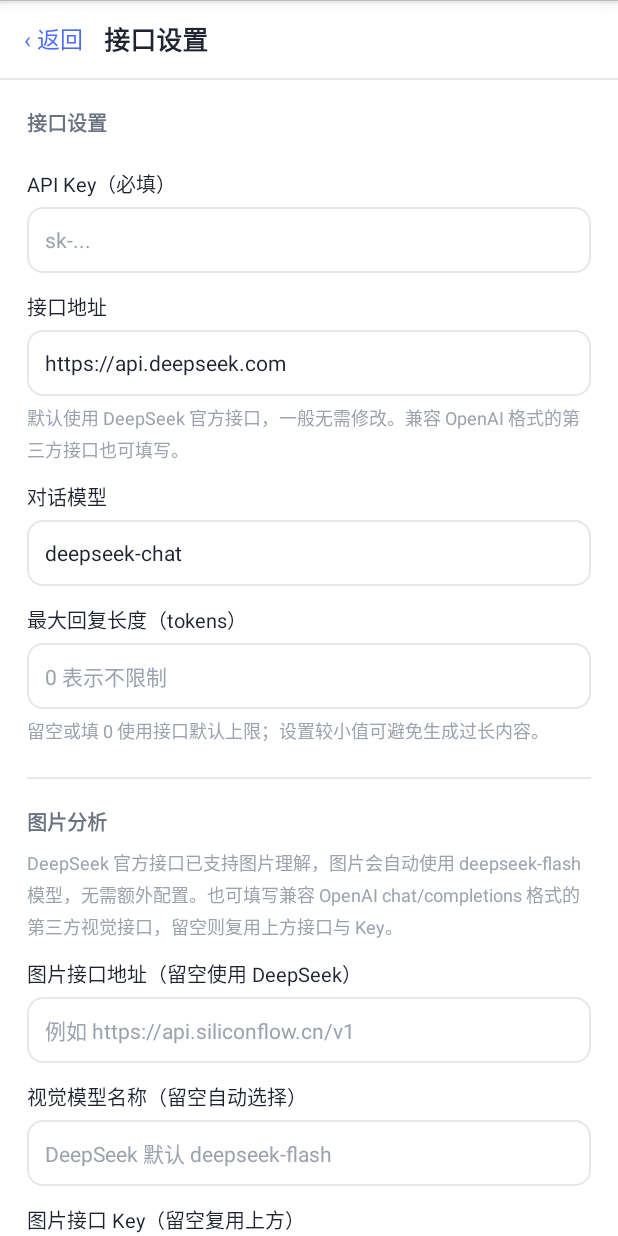
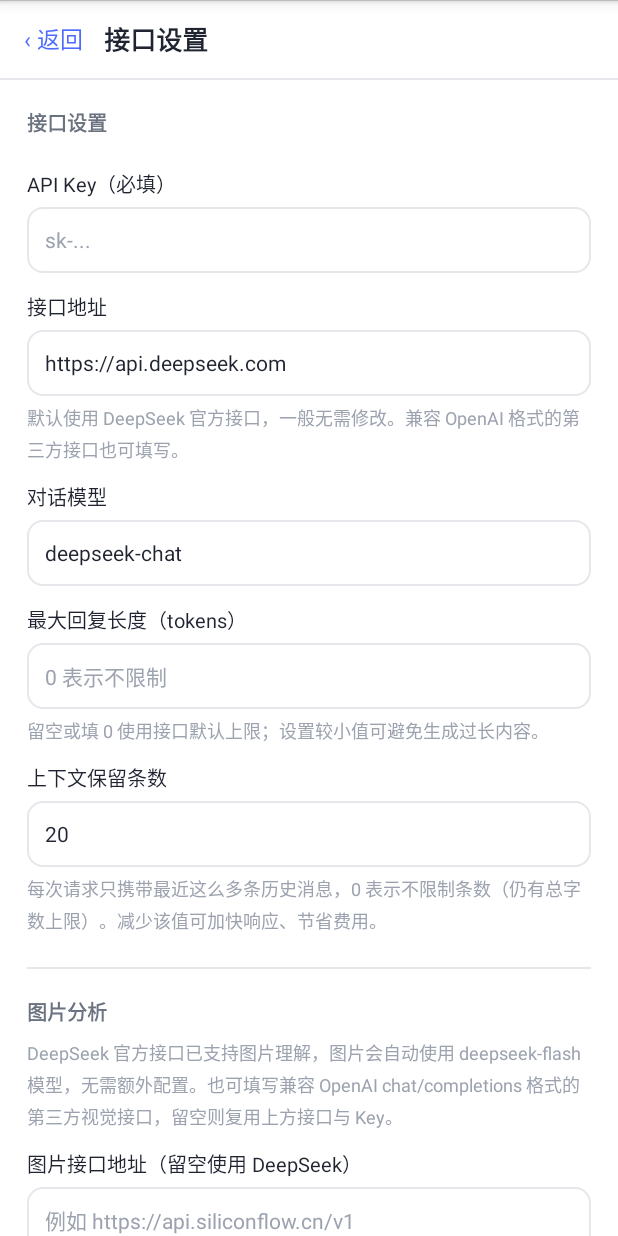
Before and after one commit to liqirui1145/RuiDSChat, an Android app: the screen it shows after launch (ApiSettingsActivity), after a tap on "填写 API Key", on a phone screen of 412 x 824 dp. Run offline under Robolectric (Android 15) with nearby library versions, the phone set to English and light mode, and no system bars.

Commit message:
v1.8：会话持久化与上下文裁剪
新增 ChatStore（SQLite）保存会话与消息，ContextWindow 按条数裁剪上下文。

```diff
--- a/app/build.gradle
+++ b/app/build.gradle
@@ -10,8 +10,8 @@ android {
         applicationId "com.aichat.assistant"
         minSdk 19
         targetSdk 34
-        versionCode 7
-        versionName "1.7"
+        versionCode 8
+        versionName "1.8"
     }
 
     signingConfigs {
--- a/app/src/main/java/com/aichat/assistant/ApiSettingsActivity.java
+++ b/app/src/main/java/com/aichat/assistant/ApiSettingsActivity.java
@@ -14,6 +14,7 @@ public class ApiSettingsActivity extends BaseActivity {
     private EditText baseUrlInput;
     private EditText chatModelInput;
     private EditText maxTokensInput;
+    private EditText contextMessagesInput;
     private EditText visionBaseUrlInput;
     private EditText visionModelInput;
     private EditText visionKeyInput;
@@ -27,6 +28,7 @@ public class ApiSettingsActivity extends BaseActivity {
         baseUrlInput = (EditText) findViewById(R.id.base_url_input);
         chatModelInput = (EditText) findViewById(R.id.chat_model_input);
         maxTokensInput = (EditText) findViewById(R.id.max_tokens_input);
+        contextMessagesInput = (EditText) findViewById(R.id.context_messages_input);
         visionBaseUrlInput = (EditText) findViewById(R.id.vision_base_url_input);
         visionModelInput = (EditText) findViewById(R.id.vision_model_input);
         visionKeyInput = (EditText) findViewById(R.id.vision_key_input);
@@ -36,6 +38,7 @@ public class ApiSettingsActivity extends BaseActivity {
         chatModelInput.setText(Prefs.getChatModel(this));
         int maxTokens = Prefs.getMaxTokens(this);
         maxTokensInput.setText(maxTokens > 0 ? String.valueOf(maxTokens) : "");
+        contextMessagesInput.setText(String.valueOf(Prefs.getContextMessages(this)));
         visionBaseUrlInput.setText(Prefs.getVisionBaseUrl(this));
         visionModelInput.setText(Prefs.getVisionModel(this));
         visionKeyInput.setText(Prefs.getVisionKey(this));
@@ -74,6 +77,15 @@ public class ApiSettingsActivity extends BaseActivity {
         } catch (NumberFormatException ignored) {
         }
         Prefs.setMaxTokens(this, maxTokens);
+        int contextMessages = 20;
+        try {
+            contextMessages = Integer.parseInt(contextMessagesInput.getText().toString().trim());
+            if (contextMessages < 0) {
+                contextMessages = 0;
+            }
+        } catch (NumberFormatException ignored) {
+        }
+        Prefs.setContextMessages(this, contextMessages);
         Prefs.setVisionBaseUrl(this, visionBaseUrlInput.getText().toString().trim());
         Prefs.setVisionModel(this, visionModelInput.getText().toString().trim());
         Prefs.setVisionKey(this, visionKeyInput.getText().toString().trim());
--- /dev/null
+++ b/app/src/main/java/com/aichat/assistant/ChatStore.java
@@ -0,0 +1,237 @@
+package com.aichat.assistant;
+
+import android.content.ContentValues;
+import android.content.Context;
+import android.database.Cursor;
+import android.database.sqlite.SQLiteDatabase;
+import android.database.sqlite.SQLiteOpenHelper;
+
+import java.util.ArrayList;
+import java.util.HashSet;
+import java.util.List;
+import java.util.Set;
+
+/**
+ * 本地对话存储：SQLite。
+ * 替代原先把全部对话序列化成 JSON 存进 SharedPreferences 的方式，
+ * 支持增量写入单条消息，避免历史变长后每次保存都重写整块数据。
+ */
+public class ChatStore extends SQLiteOpenHelper {
+
+    private static final String DB_NAME = "chat_history.db";
+    private static final int DB_VERSION = 1;
+
+    private final Context context;
+
+    public ChatStore(Context context) {
+        super(context.getApplicationContext(), DB_NAME, null, DB_VERSION);
+        this.context = context.getApplicationContext();
+    }
+
+    @Override
+    public void onCreate(SQLiteDatabase db) {
+        db.execSQL("CREATE TABLE conversations ("
+                + "id TEXT PRIMARY KEY,"
+                + "title TEXT NOT NULL DEFAULT '',"
+                + "display_title TEXT NOT NULL DEFAULT '',"
+                + "message_count INTEGER NOT NULL DEFAULT 0,"
+                + "updated_at INTEGER NOT NULL DEFAULT 0)");
+        db.execSQL("CREATE TABLE messages ("
+                + "id INTEGER PRIMARY KEY AUTOINCREMENT,"
+                + "conversation_id TEXT NOT NULL,"
+                + "role INTEGER NOT NULL,"
+                + "content TEXT NOT NULL DEFAULT '',"
+                + "attachment TEXT)");
+        db.execSQL("CREATE INDEX idx_messages_conversation ON messages(conversation_id, id)");
+
+        migrateFromPrefs(db);
+    }
+
+    @Override
+    public void onUpgrade(SQLiteDatabase db, int oldVersion, int newVersion) {
+        // 目前只有版本 1，后续升级在此补充迁移逻辑。
+    }
+
+    /** 把旧版存在 SharedPreferences 里的对话迁移进数据库，只执行一次。 */
+    private void migrateFromPrefs(SQLiteDatabase db) {
+        try {
+            List<Conversation> legacy = Prefs.readLegacyConversations(context);
+            if (legacy.isEmpty()) {
+                Prefs.clearLegacyConversations(context);
+                return;
+            }
+            for (Conversation conversation : legacy) {
+                writeConversationRow(db, conversation);
+                for (ChatMessage message : conversation.getMessages()) {
+                    insertMessage(db, conversation.getId(), message);
+                }
+            }
+            Prefs.clearLegacyConversations(context);
+        } catch (Exception ignored) {
+            // 迁移失败时保留旧数据，下次创建数据库时会再次尝试。
+        }
+    }
+
+    /** 只读取会话列表（含标题与消息数），不加载具体消息。 */
+    public List<Conversation> loadConversations() {
+        List<Conversation> list = new ArrayList<Conversation>();
+        Cursor cursor = getReadableDatabase().query("conversations",
+                new String[]{"id", "title", "display_title", "message_count", "updated_at"},
+                null, null, null, null, "updated_at DESC");
+        try {
+            while (cursor.moveToNext()) {
+                Conversation conversation = new Conversation(cursor.getString(0),
+                        cursor.getString(1), cursor.getLong(4));
+                conversation.setStoredSummary(cursor.getString(2), cursor.getInt(3));
+                list.add(conversation);
+            }
+        } finally {
+            cursor.close();
+        }
+        return list;
+    }
+
+    /** 读取某个会话的全部消息，按写入顺序返回。 */
+    public List<ChatMessage> loadMessages(String conversationId) {
+        List<ChatMessage> list = new ArrayList<ChatMessage>();
+        if (conversationId == null) {
+            return list;
+        }
+        Cursor cursor = getReadableDatabase().query("messages",
+                new String[]{"id", "role", "content", "attachment"},
+                "conversation_id=?", new String[]{conversationId}, null, null, "id ASC");
+        try {
+            while (cursor.moveToNext()) {
+                ChatMessage message = new ChatMessage(cursor.getInt(1), cursor.getString(2));
+                message.setDbId(cursor.getLong(0));
+                String attachment = cursor.getString(3);
+                if (attachment != null && attachment.length() > 0) {
+                    message.setAttachmentName(attachment);
+                }
+                list.add(message);
+            }
+        } finally {
+            cursor.close();
+        }
+        return list;
+    }
+
+    /**
+     * 保存会话及其消息：已存在的消息只更新内容，新消息插入，
+     * 内存里已被移除的消息同步删除。
+     */
+    public void saveConversation(Conversation conversation) {
+        if (conversation == null) {
+            return;
+        }
+        SQLiteDatabase db = getWritableDatabase();
+        db.beginTransaction();
+        try {
+            writeConversationRow(db, conversation);
+
+            // 未加载过消息的会话（例如只在抽屉里看到过）不能同步消息表，
+            // 否则会把数据库里已有的消息误删。
+            if (!conversation.isMessagesLoaded()) {
+                db.setTransactionSuccessful();
+                return;
+            }
+
+            Set<Long> alive = new HashSet<Long>();
+            for (ChatMessage message : conversation.getMessages()) {
+                if (message.getRole() == ChatMessage.ROLE_ERROR) {
+                    continue;
+                }
+                ContentValues values = messageValues(conversation.getId(), message);
+                long id = message.getDbId();
+                if (id > 0) {
+                    db.update("messages", values, "id=?", new String[]{String.valueOf(id)});
+                    alive.add(id);
+                } else {
+                    long inserted = db.insert("messages", null, values);
+                    if (inserted > 0) {
+                        message.setDbId(inserted);
+                        alive.add(inserted);
+                    }
+                }
+            }
+
+            List<Long> dead = new ArrayList<Long>();
+            Cursor cursor = db.query("messages", new String[]{"id"},
+                    "conversation_id=?", new String[]{conversation.getId()}, null, null, null);
+            try {
+                while (cursor.moveToNext()) {
+                    long id = cursor.getLong(0);
+                    if (!alive.contains(id)) {
+                        dead.add(id);
+                    }
+                }
+            } finally {
+                cursor.close();
+            }
+            for (Long id : dead) {
+                db.delete("messages", "id=?", new String[]{String.valueOf(id)});
+            }
+            db.setTransactionSuccessful();
+        } finally {
+            db.endTransaction();
+        }
+    }
+
+    /** 只更新会话标题等元信息，不触碰消息表。 */
+    public void updateConversationMeta(Conversation conversation) {
+        if (conversation == null) {
+            return;
+        }
+        ContentValues values = new ContentValues();
+        values.put("title", conversation.getTitle());
+        values.put("display_title", conversation.getDisplayTitle());
+        values.put("message_count", conversation.getMessageCount());
+        values.put("updated_at", conversation.getUpdatedAt());
+        getWritableDatabase().update("conversations", values,
+                "id=?", new String[]{conversation.getId()});
+    }
+
+    public void deleteConversation(String conversationId) {
+        if (conversationId == null) {
+            return;
+        }
+        SQLiteDatabase db = getWritableDatabase();
+        db.beginTransaction();
+        try {
+            db.delete("messages", "conversation_id=?", new String[]{conversationId});
+            db.delete("conversations", "id=?", new String[]{conversationId});
+            db.setTransactionSuccessful();
+        } finally {
+            db.endTransaction();
+        }
+    }
+
+    private static void writeConversationRow(SQLiteDatabase db, Conversation conversation) {
+        ContentValues values = new ContentValues();
+        values.put("id", conversation.getId());
+        values.put("title", conversation.getTitle());
+        values.put("display_title", conversation.getDisplayTitle());
+        values.put("message_count", conversation.getMessageCount());
+        values.put("updated_at", conversation.getUpdatedAt());
+        db.insertWithOnConflict("conversations", null, values, SQLiteDatabase.CONFLICT_REPLACE);
+    }
+
+    private static ContentValues messageValues(String conversationId, ChatMessage message) {
+        ContentValues values = new ContentValues();
+        values.put("conversation_id", conversationId);
+        values.put("role", message.getRole());
+        values.put("content", message.getText());
+        values.put("attachment", message.getAttachmentName());
+        return values;
+    }
+
+    private static void insertMessage(SQLiteDatabase db, String conversationId, ChatMessage message) {
+        if (message.getRole() == ChatMessage.ROLE_ERROR) {
+            return;
+        }
+        long id = db.insert("messages", null, messageValues(conversationId, message));
+        if (id > 0) {
+            message.setDbId(id);
+        }
+    }
+}
--- a/app/src/main/java/com/aichat/assistant/Conversation.java
+++ b/app/src/main/java/com/aichat/assistant/Conversation.java
@@ -1,7 +1,6 @@
 package com.aichat.assistant;
 
 import org.json.JSONArray;
-import org.json.JSONException;
 import org.json.JSONObject;
 
 import java.util.ArrayList;
@@ -15,6 +14,10 @@ public class Conversation {
     private String title;
     private long updatedAt;
     private List<ChatMessage> messages = new ArrayList<ChatMessage>();
+    /** 未加载消息时，用数据库里存的摘要展示抽屉列表。 */
+    private String storedDisplayTitle = "";
+    private int storedMessageCount;
+    private boolean messagesLoaded;
 
     public Conversation(String id, String title, long updatedAt) {
         this.id = id == null ? UUID.randomUUID().toString() : id;
@@ -43,14 +46,28 @@ public class Conversation {
         if (title != null && title.trim().length() > 0) {
             return title.trim();
         }
-        for (ChatMessage message : messages) {
-            if (message.getRole() == ChatMessage.ROLE_USER
-                    && message.getText().trim().length() > 0) {
-                String text = message.getText().trim().replace('\n', ' ');
-                return text.length() > 18 ? text.substring(0, 18) + "…" : text;
+        if (messagesLoaded) {
+            for (ChatMessage message : messages) {
+                if (message.getRole() == ChatMessage.ROLE_USER
+                        && message.getText().trim().length() > 0) {
+                    String text = message.getText().trim().replace('\n', ' ');
+                    return text.length() > 18 ? text.substring(0, 18) + "…" : text;
+                }
             }
         }
+        if (storedDisplayTitle != null && storedDisplayTitle.length() > 0) {
+            return storedDisplayTitle;
+        }
         return "新对话";
+    }
+
+    public void setStoredSummary(String displayTitle, int messageCount) {
+        this.storedDisplayTitle = displayTitle == null ? "" : displayTitle;
+        this.storedMessageCount = messageCount;
+    }
+
+    public boolean isMessagesLoaded() {
+        return messagesLoaded;
     }
 
     public long getUpdatedAt() {
@@ -67,9 +84,13 @@ public class Conversation {
 
     public void setMessages(List<ChatMessage> messages) {
         this.messages = messages == null ? new ArrayList<ChatMessage>() : messages;
+        this.messagesLoaded = true;
     }
 
     public int getMessageCount() {
+        if (!messagesLoaded) {
+            return storedMessageCount;
+        }
         int count = 0;
         for (ChatMessage message : messages) {
             if (message.getRole() != ChatMessage.ROLE_ERROR) {
@@ -77,22 +98,6 @@ public class Conversation {
             }
         }
         return count;
-    }
-
-    public JSONObject toJson() throws JSONException {
-        JSONObject o = new JSONObject();
-        o.put("id", id);
-        o.put("title", title);
-        o.put("updatedAt", updatedAt);
-        JSONArray array = new JSONArray();
-        for (ChatMessage message : messages) {
-            if (message.getRole() == ChatMessage.ROLE_ERROR) {
-                continue;
-            }
-            array.put(message.toJson());
-        }
-        o.put("messages", array);
-        return o;
     }
 
     public static Conversation fromJson(JSONObject o) {
--- a/app/src/main/java/com/aichat/assistant/MainActivity.java
+++ b/app/src/main/java/com/aichat/assistant/MainActivity.java
@@ -54,6 +54,7 @@ public class MainActivity extends BaseActivity {
     private final List<Conversation> conversations = new ArrayList<Conversation>();
     private Conversation current;
     private boolean drawerOpen;
+    private ChatStore store;
 
     private final List<ChatMessage> messages = new ArrayList<ChatMessage>();
     private final Handler handler = new Handler(Looper.getMainLooper());
@@ -111,6 +112,7 @@ public class MainActivity extends BaseActivity {
         newConversationButton = (TextView) findViewById(R.id.new_conversation_button);
         drawerSettingsButton = (LinearLayout) findViewById(R.id.drawer_settings_button);
 
+        store = new ChatStore(this);
         loadConversations();
 
         adapter = new ChatAdapter(this, messages);
@@ -193,12 +195,14 @@ public class MainActivity extends BaseActivity {
         });
     }
 
-    /** 从本地读取全部对话，并定位到上次打开的对话。 */
+    /** 从本地数据库读取会话列表，并加载上次打开的会话消息。 */
     private void loadConversations() {
         conversations.clear();
-        conversations.addAll(Prefs.loadConversations(this));
+        conversations.addAll(store.loadConversations());
         if (conversations.isEmpty()) {
-            conversations.add(Conversation.create());
+            Conversation created = Conversation.create();
+            store.saveConversation(created);
+            conversations.add(created);
         }
         String savedId = Prefs.getCurrentConversationId(this);
         current = null;
@@ -210,6 +214,9 @@ public class MainActivity extends BaseActivity {
         }
         if (current == null) {
             current = conversations.get(0);
+        }
+        if (!current.isMessagesLoaded()) {
+            current.setMessages(store.loadMessages(current.getId()));
         }
         messages.clear();
         messages.addAll(current.getMessages());
@@ -316,7 +323,9 @@ public class MainActivity extends BaseActivity {
         setBusy(true);
         showStatus("正在准备…");
 
-        final List<ChatMessage> prior = new ArrayList<ChatMessage>(messages.subList(0, messages.size() - 1));
+        final List<ChatMessage> prior = ContextWindow.trim(
+                new ArrayList<ChatMessage>(messages.subList(0, messages.size() - 1)),
+                Prefs.getContextMessages(this));
         final Context appContext = getApplicationContext();
 
         streamFinishReason = null;
@@ -651,11 +660,12 @@ public class MainActivity extends BaseActivity {
             return;
         }
         saveCurrentConversation();
+        store.saveConversation(current);
         Conversation conversation = Conversation.create();
         conversations.add(0, conversation);
         current = conversation;
+        store.saveConversation(current);
         Prefs.setCurrentConversationId(this, current.getId());
-        Prefs.saveConversations(this, conversations);
         messages.clear();
         adapter.notifyDataSetChanged();
         clearAttachment();
@@ -678,9 +688,12 @@ public class MainActivity extends BaseActivity {
             return;
         }
         saveCurrentConversation();
+        store.saveConversation(current);
         current = target;
+        if (!current.isMessagesLoaded()) {
+            current.setMessages(store.loadMessages(current.getId()));
+        }
         Prefs.setCurrentConversationId(this, current.getId());
-        Prefs.saveConversations(this, conversations);
         messages.clear();
         messages.addAll(current.getMessages());
         adapter.notifyDataSetChanged();
@@ -730,7 +743,7 @@ public class MainActivity extends BaseActivity {
                     public void onClick(DialogInterface dialog, int which) {
                         conversation.setTitle(editText.getText().toString().trim());
                         conversation.setUpdatedAt(System.currentTimeMillis());
-                        Prefs.saveConversations(MainActivity.this, conversations);
+                        store.updateConversationMeta(conversation);
                         conversationAdapter.notifyDataSetChanged();
                     }
                 })
@@ -751,19 +764,25 @@ public class MainActivity extends BaseActivity {
                     public void onClick(DialogInterface dialog, int which) {
                         boolean wasCurrent = conversation == current;
                         conversations.remove(conversation);
+                        store.deleteConversation(conversation.getId());
                         if (conversations.isEmpty()) {
-                            conversations.add(Conversation.create());
+                            Conversation created = Conversation.create();
+                            store.saveConversation(created);
+                            conversations.add(created);
                         }
                         if (wasCurrent) {
                             current = conversations.get(0);
+                            if (!current.isMessagesLoaded()) {
+                                current.setMessages(store.loadMessages(current.getId()));
+                            }
                             messages.clear();
                             messages.addAll(current.getMessages());
                             adapter.notifyDataSetChanged();
                             Prefs.setCurrentConversationId(MainActivity.this, current.getId());
                         } else {
                             saveCurrentConversation();
+                            store.saveConversation(current);
                         }
-                        Prefs.saveConversations(MainActivity.this, conversations);
                         conversationAdapter.setCurrentId(current.getId());
                         conversationAdapter.notifyDataSetChanged();
                     }
@@ -786,7 +805,7 @@ public class MainActivity extends BaseActivity {
         }
         saveCurrentConversation();
         Prefs.setCurrentConversationId(this, current.getId());
-        Prefs.saveConversations(this, conversations);
+        store.saveConversation(current);
     }
 
     private void showKeyDialog() {
--- a/app/src/main/java/com/aichat/assistant/Prefs.java
+++ b/app/src/main/java/com/aichat/assistant/Prefs.java
@@ -96,6 +96,15 @@ public final class Prefs {
         sp(context).edit().putInt("max_tokens", value < 0 ? 0 : value).apply();
     }
 
+    /** 每次请求携带的历史消息条数，0 表示不限制（仍受字符预算限制）。 */
+    public static int getContextMessages(Context context) {
+        return sp(context).getInt("context_messages", 20);
+    }
+
+    public static void setContextMessages(Context context, int value) {
+        sp(context).edit().putInt("context_messages", value < 0 ? 0 : value).apply();
+    }
+
     public static boolean isDarkMode(Context context) {
         return sp(context).getBoolean("dark_mode", false);
     }
@@ -104,47 +113,8 @@ public final class Prefs {
         sp(context).edit().putBoolean("dark_mode", value).apply();
     }
 
-    public static void saveHistory(Context context, List<ChatMessage> messages) {
-        JSONArray array = new JSONArray();
-        int start = Math.max(0, messages.size() - 100);
-        for (int i = start; i < messages.size(); i++) {
-            ChatMessage message = messages.get(i);
-            if (message.getRole() == ChatMessage.ROLE_ERROR) {
-                continue;
-            }
-            try {
-                array.put(message.toJson());
-            } catch (Exception ignored) {
-            }
-        }
-        sp(context).edit().putString(KEY_HISTORY, array.toString()).apply();
-    }
-
-    public static List<ChatMessage> loadHistory(Context context) {
-        List<ChatMessage> messages = new ArrayList<ChatMessage>();
-        String raw = sp(context).getString(KEY_HISTORY, null);
-        if (raw == null || raw.length() == 0) {
-            return messages;
-        }
-        try {
-            JSONArray array = new JSONArray(raw);
-            for (int i = 0; i < array.length(); i++) {
-                JSONObject o = array.optJSONObject(i);
-                if (o != null) {
-                    messages.add(ChatMessage.fromJson(o));
-                }
-            }
-        } catch (Exception ignored) {
-        }
-        return messages;
-    }
-
-    public static void clearHistory(Context context) {
-        sp(context).edit().remove(KEY_HISTORY).apply();
-    }
-
-    /** 读取全部对话；首次升级时把旧的单条历史迁移成一个对话。 */
-    public static List<Conversation> loadConversations(Context context) {
+    /** 读取旧版存放在 SharedPreferences 里的对话数据，仅供迁移到 SQLite 使用。 */
+    static List<Conversation> readLegacyConversations(Context context) {
         List<Conversation> list = new ArrayList<Conversation>();
         String raw = sp(context).getString(KEY_CONVERSATIONS, null);
         if (raw != null && raw.length() > 0) {
@@ -160,7 +130,20 @@ public final class Prefs {
             }
         }
         if (list.isEmpty()) {
-            List<ChatMessage> old = loadHistory(context);
+            List<ChatMessage> old = new ArrayList<ChatMessage>();
+            String history = sp(context).getString(KEY_HISTORY, null);
+            if (history != null && history.length() > 0) {
+                try {
+                    JSONArray array = new JSONArray(history);
+                    for (int i = 0; i < array.length(); i++) {
+                        JSONObject o = array.optJSONObject(i);
+                        if (o != null) {
+                            old.add(ChatMessage.fromJson(o));
+                        }
+                    }
+                } catch (Exception ignored) {
+                }
+            }
             if (!old.isEmpty()) {
                 Conversation migrated = Conversation.create();
                 migrated.setTitle("历史对话");
@@ -172,16 +155,9 @@ public final class Prefs {
         return list;
     }
 
-    public static void saveConversations(Context context, List<Conversation> conversations) {
-        JSONArray array = new JSONArray();
-        for (Conversation conversation : conversations) {
-            try {
-                array.put(conversation.toJson());
-            } catch (Exception ignored) {
-            }
-        }
+    static void clearLegacyConversations(Context context) {
         sp(context).edit()
-                .putString(KEY_CONVERSATIONS, array.toString())
+                .remove(KEY_CONVERSATIONS)
                 .remove(KEY_HISTORY)
                 .apply();
     }
--- a/app/src/main/res/layout/activity_api_settings.xml
+++ b/app/src/main/res/layout/activity_api_settings.xml
@@ -107,6 +107,20 @@
                 style="@style/FieldHint"
                 android:text="留空或填 0 使用接口默认上限；设置较小值可避免生成过长内容。" />
 
+            <TextView
+                style="@style/FieldLabel"
+                android:text="上下文保留条数" />
+
+            <EditText
+                android:id="@+id/context_messages_input"
+                style="@style/FieldInput"
+                android:hint="20"
+                android:inputType="number" />
+
+            <TextView
+                style="@style/FieldHint"
+                android:text="每次请求只携带最近这么多条历史消息，0 表示不限制条数（仍有总字数上限）。减少该值可加快响应、节省费用。" />
+
             <View
                 android:layout_width="match_parent"
                 android:layout_height="1dp"
```
Also changed, not shown: app/src/main/java/com/aichat/assistant/ChatMessage.java (+10 -11 lines), app/src/main/java/com/aichat/assistant/ContextWindow.java (added, +53 -0 lines).
